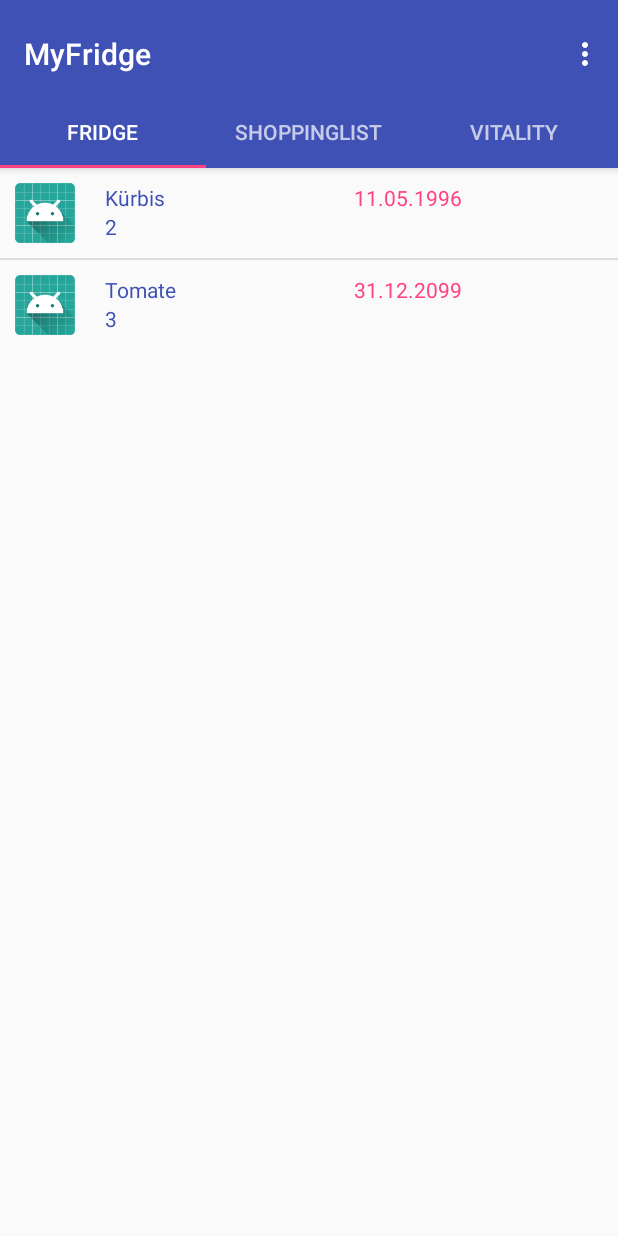
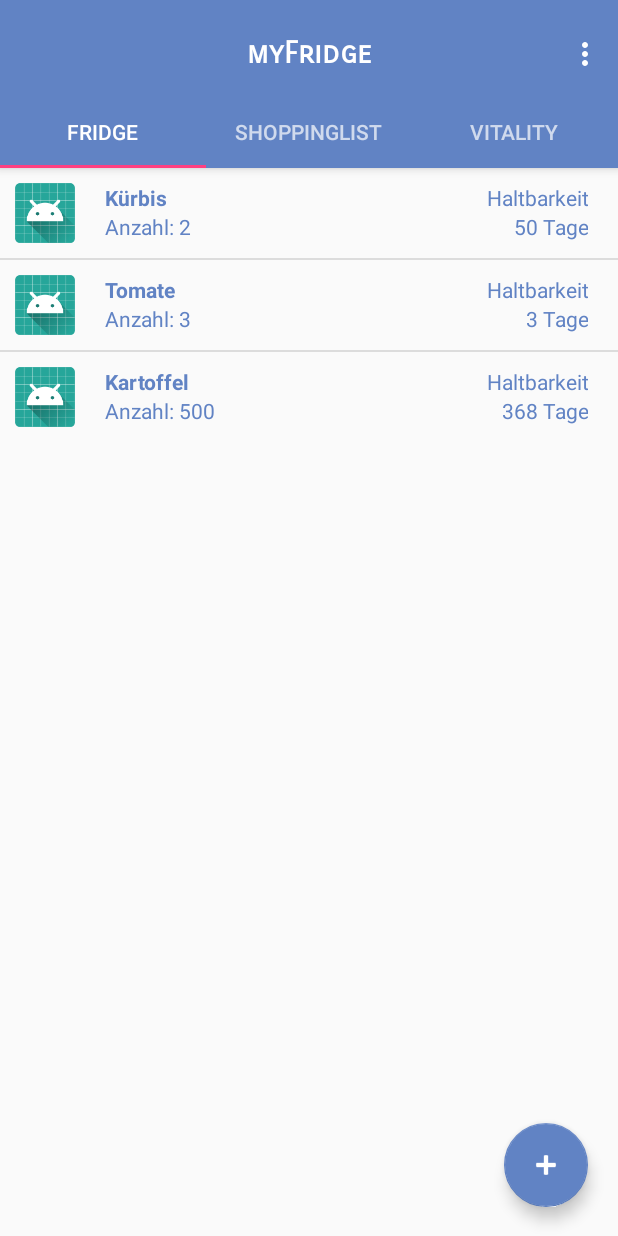
Before and after one commit to Ragnost/myFridge, an Android app: the screen it shows after launch (MainActivity), on a phone screen of 412 x 824 dp. Run offline under Robolectric (Android 15) with nearby library versions, the phone set to English and light mode, and no system bars.

Commit message:
Neues Zeugs
- ButtonEvent
- PopUP
- PopUP-Fragment

```diff
--- a/app/src/main/java/jbbk/myfridge/Fragment_Fridge.java
+++ b/app/src/main/java/jbbk/myfridge/Fragment_Fridge.java
@@ -1,13 +1,37 @@
 package jbbk.myfridge;
 
+import android.app.Activity;
+import android.app.AlertDialog;
+import android.app.Dialog;
+import android.app.DialogFragment;
 import android.content.Context;
+import android.content.DialogInterface;
+import android.content.Intent;
+import android.graphics.Color;
+import android.graphics.drawable.ColorDrawable;
+import android.net.ParseException;
 import android.net.Uri;
+import android.os.Build;
 import android.os.Bundle;
+import android.support.design.widget.FloatingActionButton;
 import android.support.v4.app.Fragment;
+import android.support.v4.app.FragmentTransaction;
+import android.view.Gravity;
 import android.view.LayoutInflater;
 import android.view.View;
 import android.view.ViewGroup;
+import android.widget.Button;
 import android.widget.ListView;
+import android.widget.PopupMenu;
+import android.widget.PopupWindow;
+import android.widget.RelativeLayout;
+import android.widget.TextView;
+
+import java.text.SimpleDateFormat;
+import java.util.Date;
+import java.util.concurrent.TimeUnit;
+
+import static android.content.Context.LAYOUT_INFLATER_SERVICE;
 
 
 public class Fragment_Fridge extends Fragment {
@@ -17,7 +41,13 @@ public class Fragment_Fridge extends Fragment {
     // the fragment initialization parameters, e.g. ARG_ITEM_NUMBER
     private static final String ARG_PARAM1 = "param1";
     private static final String ARG_PARAM2 = "param2";
+    private FloatingActionButton addButton;
+    private Date today = new Date();
     private View list_overview;
+    private Integer icons[];
+    private static final SimpleDateFormat dateFormat
+            = new SimpleDateFormat("dd.MM.yyyy");
+
 
     // TODO: Rename and change types of parameters
     private String mParam1;
@@ -28,15 +58,6 @@ public class Fragment_Fridge extends Fragment {
         // Required empty public constructor
     }
 
-    /**
-     * Use this factory method to create a new instance of
-     * this fragment using the provided parameters.
-     *
-     * @param param1 Parameter 1.
-     * @param param2 Parameter 2.
-     * @return A new instance of fragment Fragment_Fridge.
-     */
-    // TODO: Rename and change types and number of parameters
     public static Fragment_Fridge newInstance(String param1, String param2) {
         Fragment_Fridge fragment = new Fragment_Fridge();
         Bundle args = new Bundle();
@@ -49,35 +70,88 @@ public class Fragment_Fridge extends Fragment {
     @Override
     public void onCreate(Bundle savedInstanceState) {
         super.onCreate(savedInstanceState);
+        mContext = getActivity().getApplicationContext();
+
+
+
         if (getArguments() != null) {
             mParam1 = getArguments().getString(ARG_PARAM1);
             mParam2 = getArguments().getString(ARG_PARAM2);
         }
     }
 
-    @Override
-    public View onCreateView(LayoutInflater inflater, ViewGroup container,
-                             Bundle savedInstanceState) {
+    /*Beispiel-Datensatze*/
+    String[] name = {
+            "Kürbis",
+            "Tomate",
+            "Kartoffel"
+    };
+    String[] ablaufdatumString = {
+            "01.09.2018",
+            "16.07.2018",
+            "16.07.2019"};
+    String[] stueckzahl = {"2", "3", "500"};
+    String[] countdown = new String[stueckzahl.length];
+    /* ------------------*/
+
+    private Context mContext;
+    private Activity mActivity;
+
+    private RelativeLayout mRelativeLayout;
 
 
+    private PopupWindow mPopupWindow;
+
+    @Override
+    public View onCreateView(final LayoutInflater inflater, ViewGroup container,
+                             Bundle savedInstanceState) {
+        System.out.println("onCreateView");
         list_overview = inflater.inflate(R.layout.list_overview, container, false);
-        String[] name = {
-                "Kürbis",
-                "Tomate"
-        };
+        addButton = list_overview.findViewById(R.id.addButton);
+        mRelativeLayout = list_overview.findViewById(R.id.test);
+        addButton.setOnClickListener(new View.OnClickListener() {
+            @Override
+            public void onClick(View view) {
+                final AlertDialog.Builder builder = new AlertDialog.Builder(getActivity());
+                builder.setView(inflater.inflate(R.layout.fragment_add_item, null)).setNegativeButton("Abbrechen", new DialogInterface.OnClickListener() {
+                    public void onClick(DialogInterface dialog, int id) {
+                        dialog.dismiss();
+                    }
+                });
 
-        String[] ablaufdatum = {"11.05.1996", "31.12.2099"};
+                builder.show();
+            }
+        });
 
-        String[] stueckzahl = {"2", "3"};
 
-        ListAdapter listAdapterClass = new ListAdapter(this.getActivity(), name, stueckzahl, ablaufdatum);
+        try
 
+        {
+            System.out.println("Datum2: " + dateFormat.format(dateFormat.parse(ablaufdatumString[0])));
+            for (int i = 0; i < ablaufdatumString.length; i++) {
+                long unterschied = dateFormat.parse(ablaufdatumString[i]).getTime() - today.getTime();
+                countdown[i] = String.valueOf(TimeUnit.DAYS.convert(unterschied, TimeUnit.MILLISECONDS));
+            }
+
+        } catch (
+                java.text.ParseException e)
+
+        {
+            e.printStackTrace();
+        }
+
+        /*
+        for (int i = 0; i < icons.length; i++) {
+            if (name[i].equals("ü")) {
+                name[i] = "ue";
+            }
+            icons[i] = this.getResources().getIdentifier(name[i].toLowerCase() + ".jpg", "drawable", this.getContext().getPackageName());
+        }
+        */
+
+        ListAdapter listAdapterClass = new ListAdapter(this.getActivity(), name, stueckzahl, ablaufdatumString, icons, countdown);
         ListView myListView = list_overview.findViewById(R.id.listoverview_id);
-
         myListView.setAdapter(listAdapterClass);
-
-        System.out.println("\n\n Debug:" + listAdapterClass + "\n\n");
-
         return list_overview;
     }
 
--- a/app/src/main/java/jbbk/myfridge/ListAdapter.java
+++ b/app/src/main/java/jbbk/myfridge/ListAdapter.java
@@ -12,19 +12,25 @@ import android.widget.ArrayAdapter;
 import android.widget.ImageView;
 import android.widget.TextView;
 
+import java.util.Date;
+
 public class ListAdapter extends ArrayAdapter<String> {
 
     private String name[];
     private String stueckzahl[];
     private String ablaufdatum[];
     private Activity context;
+    private Integer icon[];
+    private String countdown[];
 
-    public ListAdapter(Activity context, String name[], String stueckzahl[], String ablaufdatum[]) {
+    public ListAdapter(Activity context, String name[], String stueckzahl[], String ablaufdatum[], Integer icon[], String countdown[]) {
         super(context, R.layout.list_item, name);
         this.context = context;
         this.name = name;
         this.stueckzahl = stueckzahl;
         this.ablaufdatum = ablaufdatum;
+        this.icon = icon;
+        this.countdown = countdown;
 
 
     }
@@ -35,18 +41,22 @@ public class ListAdapter extends ArrayAdapter<String> {
         LayoutInflater inflater = context.getLayoutInflater();
         View listView = inflater.inflate(R.layout.list_item, null, true);
 
+
+        //System.out.println("Countdown: " + countdown[position]);
+
+
         TextView nameView = listView.findViewById(R.id.list_item_name_id);
         TextView ablaufdatumView = listView.findViewById(R.id.list_item_ablaufdatum_id);
         TextView stueckzahlView = listView.findViewById(R.id.list_item_stueckzahl_id);
+        TextView countdownView = listView.findViewById(R.id.list_item_countdown_id);
         ImageView iconView = listView.findViewById(R.id.list_item_icon_ID);
 
-        System.out.println("Position: " + position);
-        System.out.println("Name: " + name[position]);
 
         nameView.setText(name[position]);
-        ablaufdatumView.setText(ablaufdatum[position]);
-        stueckzahlView.setText(stueckzahl[position]);
-
+        ablaufdatumView.setText("Haltbarkeit");
+        stueckzahlView.setText("Anzahl: " + stueckzahl[position]);
+        countdownView.setText(countdown[position] + " Tage");
+        //iconView.setImageResource(icon[position]);
 
 
         return listView;
--- a/app/src/main/java/jbbk/myfridge/MainActivity.java
+++ b/app/src/main/java/jbbk/myfridge/MainActivity.java
@@ -1,5 +1,6 @@
 package jbbk.myfridge;
 
+import android.content.Intent;
 import android.net.Uri;
 import android.support.design.widget.TabLayout;
 import android.support.design.widget.FloatingActionButton;
@@ -41,6 +42,7 @@ public class MainActivity extends AppCompatActivity {
     protected void onCreate(Bundle savedInstanceState) {
         super.onCreate(savedInstanceState);
         setContentView(R.layout.activity_main);
+        Intent i = new Intent(MainActivity.this, Fragment_Fridge.class);
 
         Toolbar toolbar = (Toolbar) findViewById(R.id.toolbar);
         setSupportActionBar(toolbar);
--- /dev/null
+++ b/app/src/main/res/drawable/iconv1.xml
@@ -0,0 +1,4 @@
+<?xml version="1.0" encoding="utf-8"?>
+<shape xmlns:android="http://schemas.android.com/apk/res/android" android:shape="oval" >
+    <solid android:color="#21B684"></solid>
+</shape>
--- a/app/src/main/res/layout/activity_main.xml
+++ b/app/src/main/res/layout/activity_main.xml
@@ -23,7 +23,17 @@
             android:background="?attr/colorPrimary"
             app:layout_scrollFlags="scroll|enterAlways"
             app:popupTheme="@style/AppTheme.PopupOverlay"
-            app:title="@string/app_name">
+            app:title=" ">
+            <TextView
+                android:layout_width="wrap_content"
+                android:layout_height="wrap_content"
+                android:text= "myFridge"
+                android:layout_gravity="center"
+                android:textSize="20sp"
+                android:textColor="@android:color/white"
+                android:textStyle="bold"
+                android:fontFamily="sans-serif-smallcaps"
+                android:id="@+id/toolbar_title" />
 
         </android.support.v7.widget.Toolbar>
 
--- a/app/src/main/res/layout/fragment__fridge.xml
+++ b/app/src/main/res/layout/fragment__fridge.xml
@@ -1,7 +1,8 @@
 <?xml version="1.0" encoding="utf-8"?>
 <RelativeLayout xmlns:android="http://schemas.android.com/apk/res/android"
     android:layout_width="match_parent"
-    android:layout_height="match_parent">
+    android:layout_height="match_parent"
+    android:id="@+id/test">
 
 
     <include
@@ -10,4 +11,5 @@
         android:layout_height="wrap_content" />
 
 
+
 </RelativeLayout>
--- a/app/src/main/res/layout/list_item.xml
+++ b/app/src/main/res/layout/list_item.xml
@@ -11,7 +11,7 @@
         android:layout_height="40dp"
         android:paddingEnd="20dp"
         android:paddingRight="20dp"
-        android:src="@mipmap/ic_launcher_round"/>
+        android:src="@mipmap/ic_launcher_round" />
 
     <!-- Zeile 1 -->
     <LinearLayout
@@ -27,18 +27,24 @@
         <TextView
             android:id="@+id/list_item_name_id"
             android:layout_width="0dp"
+            android:textStyle="bold"
             android:layout_height="wrap_content"
             android:layout_weight="1"
             android:text="Name"
             android:textColor="@color/colorPrimary" />
+
 
         <TextView
             android:id="@+id/list_item_ablaufdatum_id"
             android:layout_width="0dp"
             android:layout_height="wrap_content"
             android:layout_weight="1"
-            android:text="Ablaufdatum"
-            android:textColor="@color/colorAccent" />
+            android:text=""
+            android:layout_marginEnd="10dp"
+            android:textAlignment="textEnd"
+            android:textColor="@color/colorPrimary" />
+
+
     </LinearLayout>
 
 
@@ -63,12 +69,14 @@
             android:textColor="@color/colorPrimary" />
 
         <TextView
-            android:id="@+id/list_item_null_id"
+            android:id="@+id/list_item_countdown_id"
             android:layout_width="0dp"
             android:layout_height="wrap_content"
             android:layout_weight="1"
+            android:layout_marginEnd="10dp"
             android:text=""
-            android:textColor="@color/colorAccent" />
+            android:textAlignment="textEnd"
+            android:textColor="@color/colorPrimary" />
     </LinearLayout>
 
 
--- a/app/src/main/res/layout/list_overview.xml
+++ b/app/src/main/res/layout/list_overview.xml
@@ -1,5 +1,7 @@
 <?xml version="1.0" encoding="utf-8"?>
 <android.support.constraint.ConstraintLayout xmlns:android="http://schemas.android.com/apk/res/android"
+    xmlns:app="http://schemas.android.com/apk/res-auto"
+    xmlns:tools="http://schemas.android.com/tools"
     android:layout_width="match_parent"
     android:layout_height="match_parent">
 
@@ -7,6 +9,23 @@
     <ListView
         android:id="@+id/listoverview_id"
         android:layout_width="match_parent"
-        android:layout_height="wrap_content" />
+        android:layout_height="wrap_content"
+        android:layout_marginTop="10dp"/>
+
+    <android.support.design.widget.FloatingActionButton
+        android:id="@+id/addButton"
+        app:layout_constraintBottom_toBottomOf="parent"
+        app:layout_constraintEnd_toEndOf="parent"
+        android:layout_width="wrap_content"
+        android:layout_height="wrap_content"
+        android:layout_gravity="bottom"
+        android:clickable="true"
+        android:layout_marginEnd="20dp"
+        android:layout_marginBottom="75dp"
+        android:src="@android:drawable/ic_input_add"
+        android:tint="@color/white"
+        app:backgroundTint="@color/colorPrimary"
+        app:layout_anchorGravity="bottom|right|end"
+        tools:ignore="MissingConstraints,UnknownId" />
 
 </android.support.constraint.ConstraintLayout>
--- a/app/src/main/res/values/colors.xml
+++ b/app/src/main/res/values/colors.xml
@@ -1,7 +1,9 @@
 <?xml version="1.0" encoding="utf-8"?>
 <resources>
-    <color name="colorPrimary">#3F51B5</color>
-    <color name="colorPrimaryDark">#303F9F</color>
+    <color name="colorPrimary">#6183c4</color>
+    <color name="colorPrimaryDark">#6183c4</color>
     <color name="colorAccent">#FF4081</color>
+    <color name="white">#FFF</color>
+    <color name="testColor">#162e7e</color>
 
 </resources>
--- a/app/src/main/res/values/strings.xml
+++ b/app/src/main/res/values/strings.xml
@@ -8,4 +8,5 @@
 
     <!-- TODO: Remove or change this placeholder text -->
     <string name="hello_blank_fragment">Hello blank fragment</string>
+    <string name="title_activity_add_pop_up">add_popUp</string>
 </resources>
--- a/app/src/main/res/values/styles.xml
+++ b/app/src/main/res/values/styles.xml
@@ -16,5 +16,10 @@
     <style name="AppTheme.AppBarOverlay" parent="ThemeOverlay.AppCompat.Dark.ActionBar" />
 
     <style name="AppTheme.PopupOverlay" parent="ThemeOverlay.AppCompat.Light" />
+    <style name="datepicker" parent="Theme.AppCompat.Light.Dialog">
+        <item name="colorPrimary">@color/colorPrimary</item>
+        <item name="colorPrimaryDark">@color/colorPrimaryDark</item>
+        <item name="colorAccent">@color/colorAccent</item>
+    </style>
 
 </resources>
```
Also changed, not shown: app/src/main/java/jbbk/myfridge/Fragment_AddItem.java (added, +108 -0 lines), app/src/main/res/layout/fragment_add_item.xml (added, +52 -0 lines).
